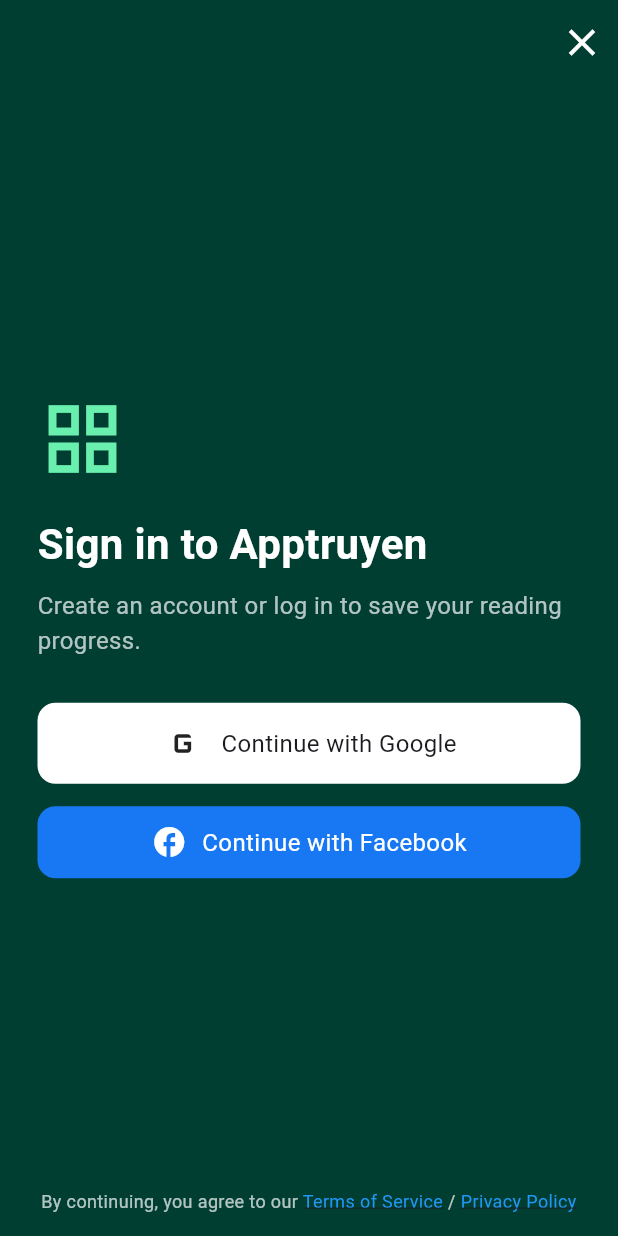
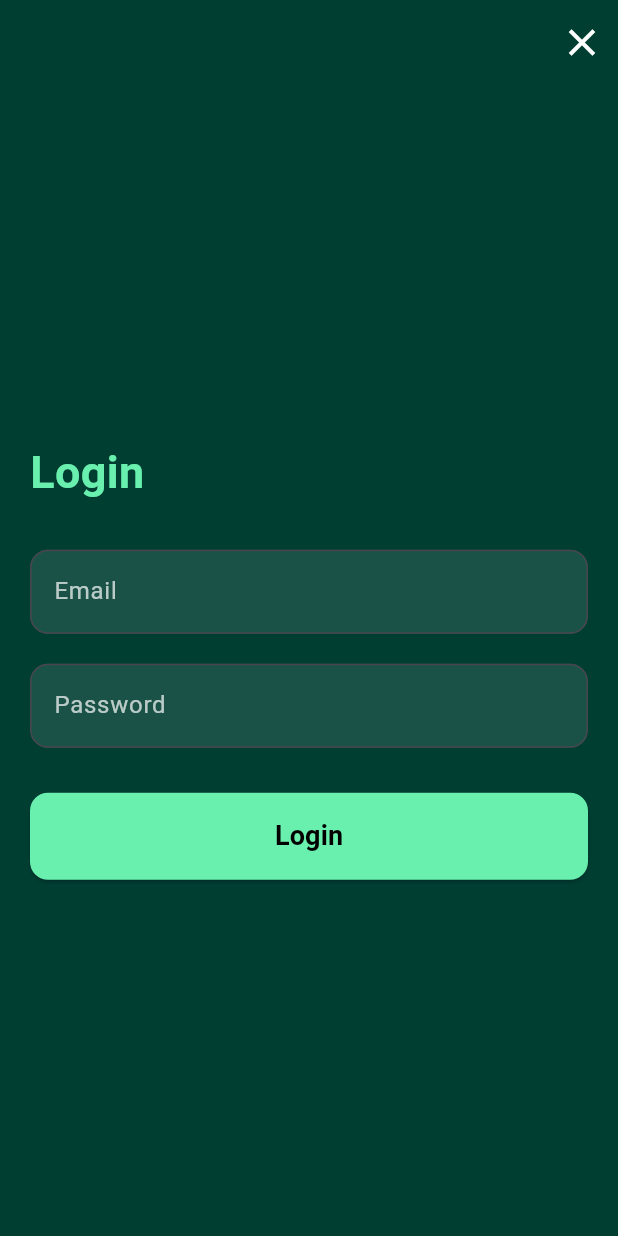
Before and after one commit to Onotoki/flutter_btl, a Flutter app: the screen it shows after launch, on a phone screen of 412 x 824 dp. Run offline on Flutter 3.47's test engine with Material 3 defaults, Android fonts, the phone set to English and light mode, and no system bars; our stand-ins replace firebase_auth, firebase_core, google_sign_in; accounts and stored records are empty.

Commit message:
Update 21/04

```diff
--- a/lib/main.dart
+++ b/lib/main.dart
@@ -1,4 +1,5 @@
-import 'package:btl/pages/intro_page.dart';
+import 'package:btl/pages/Intropage/intro_page.dart';
+import 'package:btl/pages/Intropage/login_page.dart';
 import 'package:flutter/material.dart';
 import 'package:firebase_core/firebase_core.dart';
 
@@ -13,6 +14,6 @@
 
   @override
   Widget build(BuildContext context) {
-    return MaterialApp(debugShowCheckedModeBanner: false, home: IntroPage());
+    return MaterialApp(debugShowCheckedModeBanner: false, home: LoginPage());
   }
 }
--- /dev/null
+++ b/lib/pages/Intropage/login_page.dart
@@ -0,0 +1,114 @@
+import 'package:btl/pages/Intropage/intro_page.dart';
+import 'package:flutter/gestures.dart';
+import 'package:flutter/material.dart';
+
+class LoginPage extends StatefulWidget {
+  const LoginPage({super.key});
+
+  @override
+  State <LoginPage> createState() =>  LoginPageState();
+}
+
+class  LoginPageState extends State <LoginPage> {
+  @override
+  Widget build(BuildContext context) {
+    return Scaffold(
+      backgroundColor: const Color(0xFF003E32),
+      appBar: AppBar(
+        backgroundColor: Colors.transparent,
+        automaticallyImplyLeading: false,
+        elevation: 0,
+        actions: [
+          IconButton(
+            icon: const Icon(Icons.close, size: 30, color: Colors.white),
+            onPressed: () {
+              Navigator.push(
+                context,
+                MaterialPageRoute(builder: (context) => IntroPage()),
+              ); // quay lại hoặc thoát
+            },
+          ),
+        ],
+      ),
+      body: Padding(
+  padding: const EdgeInsets.all(20.0),
+  child: Column(
+    crossAxisAlignment: CrossAxisAlignment.start,
+    children: [
+      const Spacer(),
+
+      const Text(
+        "Login",
+        style: TextStyle(
+          fontSize: 30,
+          fontWeight: FontWeight.bold,
+          color: Colors.greenAccent,
+        ),
+      ),
+      const SizedBox(height: 30),
+
+      // Ô nhập email
+      TextField(
+        style: const TextStyle(color: Colors.white),
+        decoration: InputDecoration(
+          filled: true,
+          fillColor: Colors.white10,
+          labelText: "Email",
+          labelStyle: const TextStyle(color: Colors.white70),
+          border: OutlineInputBorder(
+            borderRadius: BorderRadius.circular(12),
+          ),
+        ),
+      ),
+      const SizedBox(height: 20),
+
+      // Ô nhập mật khẩu
+      TextField(
+        obscureText: true,
+        style: const TextStyle(color: Colors.white),
+        decoration: InputDecoration(
+          filled: true,
+          fillColor: Colors.white10,
+          labelText: "Password",
+          labelStyle: const TextStyle(color: Colors.white70),
+          border: OutlineInputBorder(
+            borderRadius: BorderRadius.circular(12),
+          ),
+        ),
+      ),
+      const SizedBox(height: 30),
+
+      // Nút Login
+      SizedBox(
+        width: double.infinity,
+        child: ElevatedButton(
+          onPressed: () {
+            // TODO: Thêm xử lý đăng nhập
+            print("Đăng nhập!");
+          },
+          style: ElevatedButton.styleFrom(
+            backgroundColor: Colors.greenAccent,
+            padding: const EdgeInsets.symmetric(vertical: 16),
+            shape: RoundedRectangleBorder(
+              borderRadius: BorderRadius.circular(12),
+            ),
+          ),
+          child: const Text(
+            "Login",
+            style: TextStyle(
+              fontSize: 18,
+              color: Colors.black,
+              fontWeight: FontWeight.bold,
+            ),
+          ),
+        ),
+      ),
+
+      const Spacer(),
+    ]
+  ),
+),
+
+    );
+  }
+}
--- a/lib/pages/intro_page.dart
+++ /dev/null
@@ -1,164 +0,0 @@
-import 'package:btl/pages/home_page.dart';
-import 'package:flutter/material.dart';
-import 'package:firebase_auth/firebase_auth.dart';
-import 'package:google_sign_in/google_sign_in.dart';
-import 'package:flutter_facebook_auth/flutter_facebook_auth.dart';
-
-
-class IntroPage extends StatelessWidget {
-  const IntroPage({super.key});
-  Future<void> signInWithGoogle() async {
-    try {
-      final GoogleSignInAccount? googleUser = await GoogleSignIn().signIn();
-      if (googleUser == null) return;
-
-      final GoogleSignInAuthentication googleAuth = await googleUser.authentication;
-
-      final credential = GoogleAuthProvider.credential(
-        accessToken: googleAuth.accessToken,
-        idToken: googleAuth.idToken,
-      );
-
-      await FirebaseAuth.instance.signInWithCredential(credential);
-      print("Đăng nhập Google thành công!");
-    } catch (e) {
-      print("Lỗi đăng nhập Google: $e");
-    }
-  }
-
-  Future<void> signInWithFacebook() async {
-    try {
-      final LoginResult result = await FacebookAuth.instance.login();
-
-      if (result.status == LoginStatus.success) {
-        final OAuthCredential facebookAuthCredential =
-            FacebookAuthProvider.credential(result.accessToken!.token);
-
-        await FirebaseAuth.instance.signInWithCredential(facebookAuthCredential);
-        print("Đăng nhập Facebook thành công!");
-      } else {
-        print("Lỗi Facebook: ${result.message}");
-      }
-    } catch (e) {
-      print("Lỗi đăng nhập Facebook: $e");
-    }
-  }
-
-
-  @override
-  Widget build(BuildContext context) {
-    return Scaffold(
-      backgroundColor: const Color(0xFF003E32),
-      appBar: AppBar(
-        backgroundColor: Colors.transparent,
-        elevation: 0,
-        actions: [
-          IconButton(
-            icon: const Icon(Icons.close, size: 30, color: Colors.white,),
-            onPressed: () {
-              Navigator.push(
-                context,
-                MaterialPageRoute(builder: (context) => const HomePage())); // quay lại hoặc thoát
-            },
-          )
-        ],
-      ),
-      body: Padding(
-        padding: const EdgeInsets.symmetric(horizontal: 25.0),
-        child: Column(
-          crossAxisAlignment: CrossAxisAlignment.start,
-          children: [
-            const Spacer(),
-            const Icon(Icons.grid_view, size: 60, color: Colors.greenAccent),
-            const SizedBox(height: 20),
-            const Text(
-              "Sign in to Apptruyen",
-              style: TextStyle(
-                fontSize: 28,
-                fontWeight: FontWeight.bold,
-                color: Colors.white,
-              ),
-            ),
-            const SizedBox(height: 10),
-            const Text(
-              "Create an account or log in to save your reading progress.",
-              style: TextStyle(fontSize: 16, color: Colors.white70),
-            ),
-            const SizedBox(height: 30),
-            // Google button
-            GestureDetector(
-              onTap: () => signInWithGoogle(),
-              child: Container(
-                width: double.infinity,
-                padding: const EdgeInsets.all(12),
-                decoration: BoxDecoration(
-                  color: Colors.white,
-                  borderRadius: BorderRadius.circular(12),
-                ),
-                child: Row(
-                  mainAxisAlignment: MainAxisAlignment.center,
-                  children: const [
-                    Icon(Icons.g_mobiledata, size: 30),
-                    SizedBox(width: 10),
-                    Text(
-                      "Continue with Google",
-                      style: TextStyle(fontSize: 16),
-                    ),
-                  ],
-                ),
-              ),
-            ),
-            const SizedBox(height: 15),
-            // Facebook button
-            GestureDetector(
-              onTap: () => signInWithFacebook(),
-              child: Container(
-                width: double.infinity,
-                padding: const EdgeInsets.all(12),
-                decoration: BoxDecoration(
-                  color: Color(0xFF1877F2), // màu Facebook
-                  borderRadius: BorderRadius.circular(12),
-                ),
-                child: Row(
-                  mainAxisAlignment: MainAxisAlignment.center,
-                  children: const [
-                    Icon(Icons.facebook, color: Colors.white),
-                    SizedBox(width: 10),
-                    Text(
-                      "Continue with Facebook",
-                      style: TextStyle(color: Colors.white, fontSize: 16),
-                    ),
-                  ],
-                ),
-              ),
-            ),
-            const Spacer(),
-            Center(
-              child: Text.rich(
-                TextSpan(
-                  text: "By continuing, you agree to our ",
-                  style: const TextStyle(color: Colors.white70, fontSize: 12),
-                  children: [
-                    TextSpan(
-                      text: "Terms of Service",
-                      style: const TextStyle(
-                          color: Colors.blue, decoration: TextDecoration.underline),
-                    ),
-                    const TextSpan(text: " / "),
-                    TextSpan(
-                      text: "Privacy Policy",
-                      style: const TextStyle(
-                          color: Colors.blue, decoration: TextDecoration.underline),
-                    ),
-                  ],
-                ),
-                textAlign: TextAlign.center,
-              ),
-            ),
-            const SizedBox(height: 15),
-          ],
-        ),
-      ),
-    );
-  }
-}
--- a/lib/utils/back_to_intro_page.dart
+++ b/lib/utils/back_to_intro_page.dart
@@ -1,6 +1,6 @@
 import 'package:flutter/material.dart';
 
-import '../pages/intro_page.dart';
+import '../pages/Intropage/intro_page.dart';
 
 class BackToIntroPage extends StatelessWidget {
   const BackToIntroPage({super.key});
--- /dev/null
+++ b/package.json
@@ -0,0 +1,5 @@
+{
+  "dependencies": {
+    "otp-generator": "^4.0.1"
+  }
+}
```
Also changed, not shown: lib/pages/Intropage/intro_page.dart (added, +181 -0 lines), lib/pages/Intropage/register_page.dart (added, +34 -0 lines), lib/pages/Intropage/opt_reiceiver_page.dart (added), package-lock.json (added).
